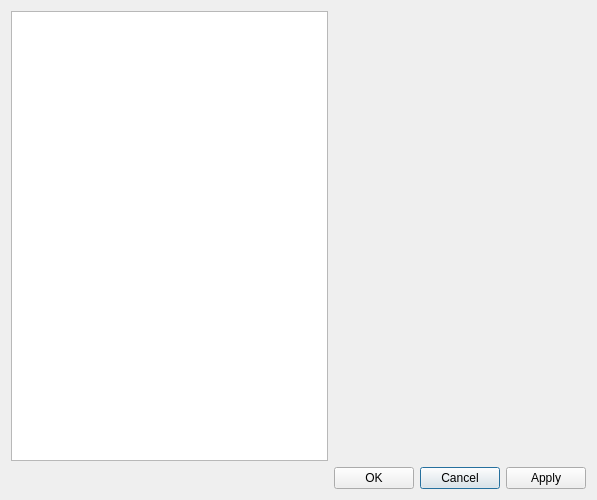
The window that qrgui/dialogs/preferencesDialog.ui (qreal/qreal) describes before a commit, drawn with Qt 5.
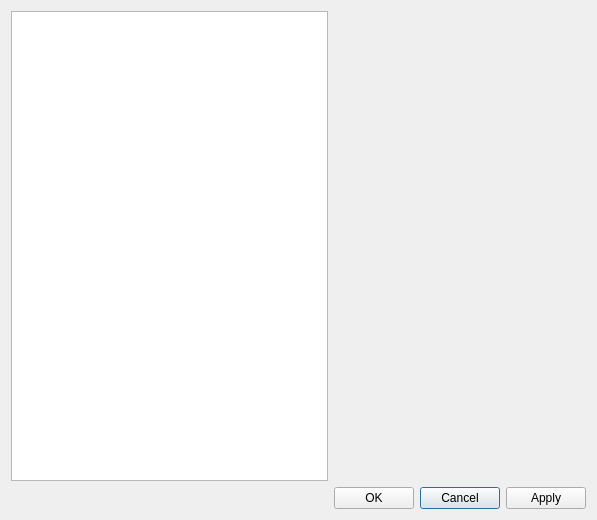
The same window after the commit. Icons and pictures are not drawn.

```diff
--- a/qrgui/dialogs/preferencesDialog.ui
+++ b/qrgui/dialogs/preferencesDialog.ui
@@ -7,7 +7,7 @@
     <x>0</x>
     <y>0</y>
     <width>597</width>
-    <height>500</height>
+    <height>520</height>
    </rect>
   </property>
   <property name="sizePolicy">
@@ -18,8 +18,8 @@
   </property>
   <property name="minimumSize">
    <size>
-    <width>350</width>
-    <height>500</height>
+    <width>450</width>
+    <height>520</height>
    </size>
   </property>
   <property name="maximumSize">
```
